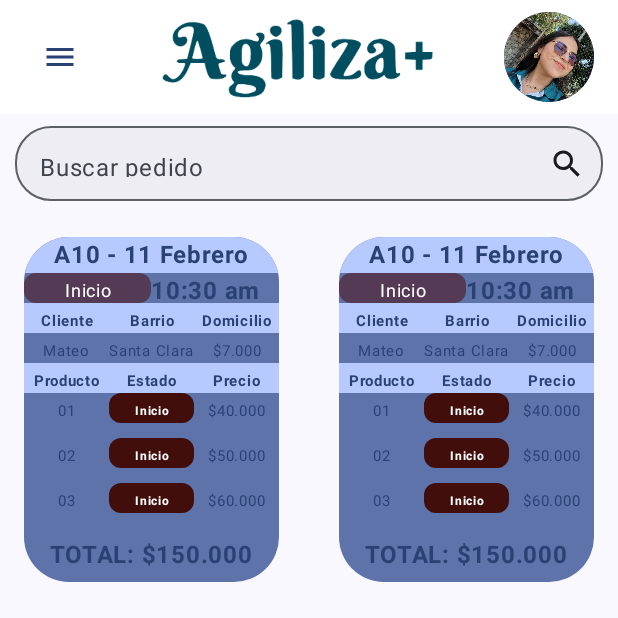
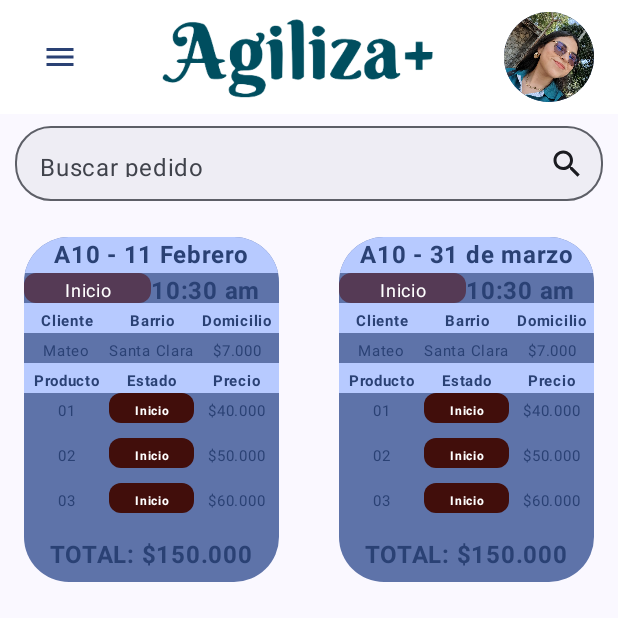
Before and after one commit to lcastilloe/AgilizaApiMovil, an Android app built with Jetpack Compose: the screen it shows after launch (MainActivity), on a phone screen of 412 x 824 dp, the top half of it. Run offline under Robolectric (Android 15) with nearby library versions, the phone set to English and light mode, and no system bars.

Commit message:
Mi primer Commit

```diff
--- a/app/src/main/java/com/example/agilizaapp/MainActivity.kt
+++ b/app/src/main/java/com/example/agilizaapp/MainActivity.kt
@@ -75,7 +75,7 @@ fun HomeScreen() {
                 )
                 TarjetaPedido(
                     codigo = "A10",
-                    fecha = "11 Febrero",
+                    fecha = "31 de marzo",
                     hora = "10:30 am",
                     cliente = "Mateo",
                     barrio = "Santa Clara",
```
Also changed, not shown: app/src/main/java/com/example/agilizaapp/ui/screens/ProductosScreen.kt (line endings or trailing spaces).
